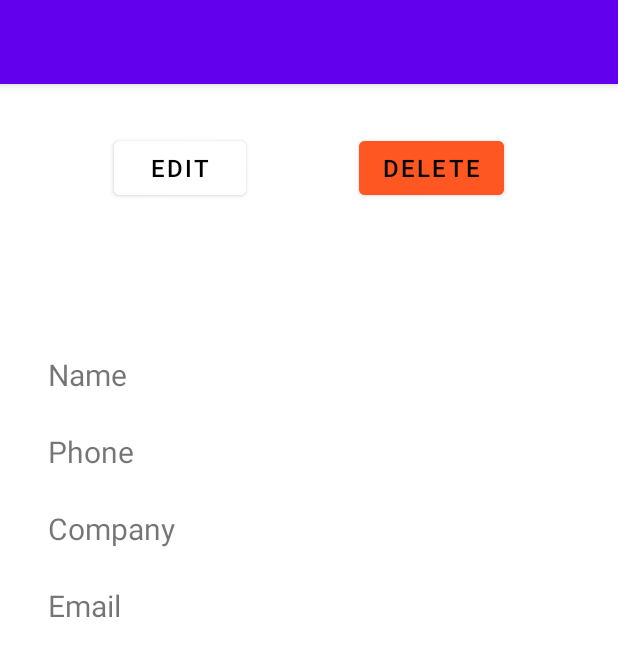
After one commit to AyeshSheikh/momina191819, an Android app: the ViewContact screen opened directly, with no data from a screen before it, on a phone screen of 412 x 824 dp. The commit adds this screen. Shown: the top 657 px of the screen. Run offline under Robolectric (Android 15) with nearby library versions, the phone set to English and light mode, and no system bars.

Commit message:
Contact Details View Activity designed

```diff
--- a/app/src/main/AndroidManifest.xml
+++ b/app/src/main/AndroidManifest.xml
@@ -9,7 +9,8 @@
         android:roundIcon="@mipmap/ic_launcher_round"
         android:supportsRtl="true"
         android:theme="@style/Theme.ContactApp">
-        <activity android:name=".AddContact"></activity>
+        <activity android:name=".ViewContact"></activity>
+        <activity android:name=".AddContact" />
         <activity android:name=".MainActivity">
             <intent-filter>
                 <action android:name="android.intent.action.MAIN" />
--- a/app/src/main/java/com/example/contactapp/AddContact.java
+++ b/app/src/main/java/com/example/contactapp/AddContact.java
@@ -3,6 +3,7 @@ package com.example.contactapp;
 import androidx.appcompat.app.AppCompatActivity;
 
 import android.content.Intent;
+import android.database.sqlite.SQLiteDatabase;
 import android.os.Bundle;
 import android.view.View;
 import android.widget.EditText;
@@ -23,5 +24,19 @@ public class AddContact extends AppCompatActivity {
         phone = findViewById(R.id.editTextTextPersonName1);
         company = findViewById(R.id.editTextTextPersonName3);
         email = findViewById(R.id.editTextTextPersonName4);
+
+        ContactModel contactDetails = new ContactModel(
+                name.getText().toString(),phone.getText().toString(),company.getText().toString(),email.getText().toString()
+        );
+        MyHelper helper = new MyHelper(this);
+        SQLiteDatabase database = helper.getWritableDatabase();
+
+        Intent intent = getIntent();
+        String id = intent.getStringExtra("id");
+
+        helper.insertData(database,contactDetails,id);
+
+        Intent intent1 = new Intent(this,MainActivity.class);
+        startActivity(intent1);
     }
 }
--- /dev/null
+++ b/app/src/main/java/com/example/contactapp/ViewContact.java
@@ -0,0 +1,21 @@
+package com.example.contactapp;
+
+import androidx.appcompat.app.AppCompatActivity;
+
+import android.os.Bundle;
+import android.view.View;
+
+public class ViewContact extends AppCompatActivity {
+
+    @Override
+    protected void onCreate(Bundle savedInstanceState) {
+        super.onCreate(savedInstanceState);
+        setContentView(R.layout.activity_view_contact);
+    }
+
+    public void delete(View view) {
+    }
+
+    public void edit(View view) {
+    }
+}
--- /dev/null
+++ b/app/src/main/res/layout/activity_view_contact.xml
@@ -0,0 +1,148 @@
+<?xml version="1.0" encoding="utf-8"?>
+<androidx.constraintlayout.widget.ConstraintLayout xmlns:android="http://schemas.android.com/apk/res/android"
+    xmlns:app="http://schemas.android.com/apk/res-auto"
+    xmlns:tools="http://schemas.android.com/tools"
+    android:layout_width="match_parent"
+    android:layout_height="match_parent"
+    tools:context=".ViewContact">
+
+    <TextView
+        android:id="@+id/textView10"
+        android:layout_width="wrap_content"
+        android:layout_height="wrap_content"
+        android:layout_marginStart="32dp"
+        android:layout_marginLeft="32dp"
+        android:contextClickable="true"
+        android:elegantTextHeight="true"
+        android:fontFamily="monospace"
+        android:textColor="@color/black"
+        android:textSize="18sp"
+        app:layout_constraintBottom_toBottomOf="@+id/textView6"
+        app:layout_constraintStart_toEndOf="@+id/textView5"
+        app:layout_constraintTop_toTopOf="@+id/textView6" />
+
+    <Button
+        android:id="@+id/button1"
+        android:layout_width="wrap_content"
+        android:layout_height="wrap_content"
+        android:backgroundTint="@color/LightRed"
+        android:onClick="delete"
+        android:text="@string/delete"
+        android:textColor="@color/black"
+        android:textSize="16sp"
+        app:layout_constraintBottom_toBottomOf="@+id/button2"
+        app:layout_constraintEnd_toEndOf="parent"
+        app:layout_constraintHorizontal_bias="0.5"
+        app:layout_constraintStart_toEndOf="@+id/button2"
+        app:layout_constraintTop_toTopOf="@+id/button2"
+        app:layout_constraintVertical_bias="0.0" />
+
+    <Button
+        android:id="@+id/button2"
+        android:layout_width="wrap_content"
+        android:layout_height="wrap_content"
+        android:layout_marginTop="32dp"
+        android:backgroundTint="@color/white"
+        android:onClick="edit"
+        android:text="@string/edit"
+        android:textColor="@color/black"
+        android:textSize="16sp"
+        app:layout_constraintEnd_toStartOf="@+id/button1"
+        app:layout_constraintHorizontal_bias="0.5"
+        app:layout_constraintStart_toStartOf="parent"
+        app:layout_constraintTop_toTopOf="parent" />
+
+    <TextView
+        android:id="@+id/textView3"
+        android:layout_width="wrap_content"
+        android:layout_height="wrap_content"
+        android:layout_marginStart="32dp"
+        android:layout_marginLeft="32dp"
+        android:layout_marginTop="100dp"
+        android:fontFamily="sans-serif"
+        android:text="Name"
+        android:textSize="20sp"
+        app:layout_constraintStart_toStartOf="parent"
+        app:layout_constraintTop_toBottomOf="@+id/button2" />
+
+
+
+    <TextView
+        android:id="@+id/textView4"
+        android:layout_width="wrap_content"
+        android:layout_height="wrap_content"
+        android:layout_marginTop="24dp"
+        android:fontFamily="sans-serif"
+        android:text="Phone"
+        android:textSize="20sp"
+        app:layout_constraintStart_toStartOf="@+id/textView3"
+        app:layout_constraintTop_toBottomOf="@+id/textView3" />
+
+    <TextView
+        android:id="@+id/textView5"
+        android:layout_width="wrap_content"
+        android:layout_height="wrap_content"
+        android:layout_marginTop="24dp"
+        android:fontFamily="sans-serif"
+        android:text="Company"
+        android:textSize="20sp"
+        app:layout_constraintStart_toStartOf="@+id/textView4"
+        app:layout_constraintTop_toBottomOf="@+id/textView4" />
+
+    <TextView
+        android:id="@+id/textView6"
+        android:layout_width="wrap_content"
+        android:layout_height="wrap_content"
+        android:layout_marginTop="24dp"
+        android:fontFamily="sans-serif"
+        android:text="Email"
+        android:textSize="20sp"
+        app:layout_constraintStart_toStartOf="@+id/textView5"
+        app:layout_constraintTop_toBottomOf="@+id/textView5" />
+
+    <TextView
+        android:id="@+id/textView7"
+        android:layout_width="wrap_content"
+        android:layout_height="wrap_content"
+        android:layout_marginStart="32dp"
+        android:layout_marginLeft="32dp"
+        android:contextClickable="true"
+        android:elegantTextHeight="true"
+        android:fontFamily="monospace"
+        android:textColor="@color/black"
+        android:textSize="20sp"
+        app:layout_constraintBottom_toBottomOf="@+id/textView3"
+        app:layout_constraintStart_toEndOf="@+id/textView5"
+        app:layout_constraintTop_toTopOf="@+id/textView3" />
+
+    <TextView
+        android:id="@+id/textView8"
+        android:layout_width="wrap_content"
+        android:layout_height="wrap_content"
+        android:layout_marginStart="32dp"
+        android:layout_marginLeft="32dp"
+        android:contextClickable="true"
+        android:elegantTextHeight="true"
+        android:fontFamily="monospace"
+        android:textColor="@color/black"
+        android:textSize="20sp"
+        app:layout_constraintBottom_toBottomOf="@+id/textView4"
+        app:layout_constraintStart_toEndOf="@+id/textView5"
+        app:layout_constraintTop_toTopOf="@+id/textView4" />
+
+    <TextView
+        android:id="@+id/textView9"
+        android:layout_width="wrap_content"
+        android:layout_height="wrap_content"
+        android:layout_marginStart="32dp"
+        android:layout_marginLeft="32dp"
+        android:contextClickable="true"
+        android:elegantTextHeight="true"
+        android:fontFamily="monospace"
+        android:textColor="@color/black"
+        android:textSize="20sp"
+        app:layout_constraintBottom_toBottomOf="@+id/textView5"
+        app:layout_constraintStart_toEndOf="@+id/textView5"
+        app:layout_constraintTop_toTopOf="@+id/textView5" />
+
+</androidx.constraintlayout.widget.ConstraintLayout>
--- a/app/src/main/res/values/colors.xml
+++ b/app/src/main/res/values/colors.xml
@@ -7,4 +7,5 @@
     <color name="teal_700">#FF018786</color>
     <color name="black">#FF000000</color>
     <color name="white">#FFFFFFFF</color>
+    <color name="LightRed">#FF5722</color>
 </resources>
```
